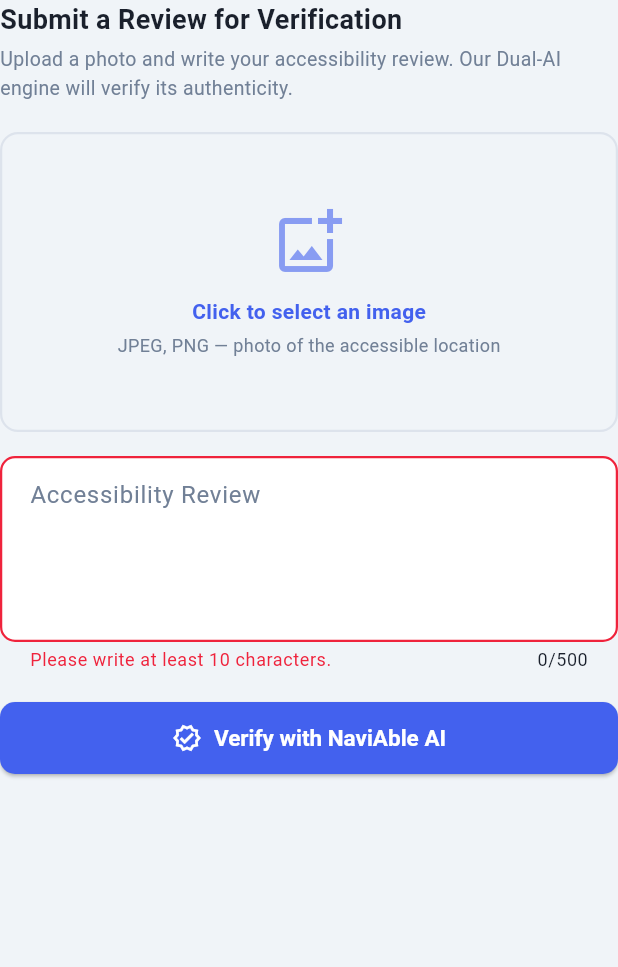
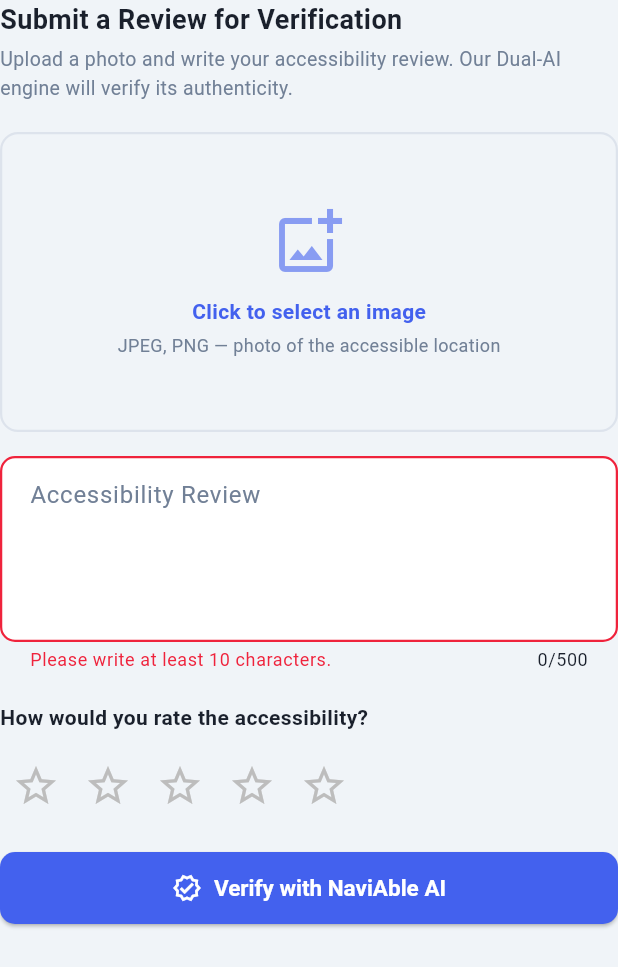
Before and after one commit to Priyanshu-Prime/NaviAble, a Flutter app: the SubmitForm widget shown alone on an empty page, opened directly, after a tap on "Verify with NaviAble AI", on a phone screen of 412 x 824 dp. Shown: the top 967 px of the screen. Run offline on Flutter 3.47's test engine with Material 3 defaults, Android fonts, the phone set to English and light mode, and no system bars; our stand-ins replace cached_network_image, dio, flutter_image_compress, flutter_riverpod, geolocator, go_router and 3 more; missing offline and left inert: a package.

Commit message:
Rating updated

```diff
--- a/frontend/lib/providers/verify_provider.dart
+++ b/frontend/lib/providers/verify_provider.dart
@@ -12,7 +12,6 @@
 import 'dart:typed_data';
 import 'package:flutter_riverpod/flutter_riverpod.dart';
 import 'package:flutter_image_compress/flutter_image_compress.dart';
-import 'package:uuid/uuid.dart';
 
 import '../api/api_client.dart';
 import '../models/verification_models.dart';
@@ -88,18 +87,18 @@
   /// 1. Compresses the raw [imageBytes] to JPEG at 85 % quality to reduce
   ///    file size before upload.  This is critical to prevent CUDA OOM on
   ///    the target GTX 1650 Ti (4 GB VRAM).
-  /// 2. Generates a random location UUID (demo context — real app would pass
-  ///    the location ID from a location selection screen).
-  /// 3. Calls the API and transitions state accordingly.
+  /// 2. Calls the API and transitions state accordingly.
   ///
   /// Parameters:
   /// - [imageBytes]: Raw image bytes from [ImagePicker].
   /// - [imageFilename]: Original filename for the multipart field.
-  /// - [textReview]: The user's written review text.
+  /// - [review]: The user's written review text.
+  /// - [rating]: The user's accessibility rating (1-5 stars).
   Future<void> submit({
     required List<int> imageBytes,
     required String imageFilename,
-    required String textReview,
+    required String review,
+    required int rating,
   }) async {
     state = const VerifyLoading();
 
@@ -116,16 +115,13 @@
         format: CompressFormat.jpeg,
       );
 
-      // ── Step 2: Generate location UUID ────────────────────────────────
-      final locationId = const Uuid().v4();
-
-      // ── Step 3: Call API ──────────────────────────────────────────────
+      // ── Step 2: Call API ──────────────────────────────────────────────
       final apiClient = ref.read(apiClientProvider);
       final response = await apiClient.verify(
         imageBytes: compressed,
         imageFilename: imageFilename,
-        textReview: textReview,
-        locationId: locationId,
+        review: review,
+        rating: rating,
       );
 
       state = VerifySuccess(response);
--- a/frontend/lib/widgets/submit_form.dart
+++ b/frontend/lib/widgets/submit_form.dart
@@ -22,6 +22,7 @@
 
 import '../providers/verify_provider.dart';
 import '../theme/app_theme.dart';
+import './star_rating.dart';
 
 /// The primary submission form for NaviAble.
 ///
@@ -43,6 +44,7 @@
   /// are transient UI state that does not need to live in a Riverpod provider.
   Uint8List? _imageBytes;
   String _imageFilename = '';
+  int? _rating;
 
   final _imagePicker = ImagePicker();
 
@@ -96,11 +98,21 @@
       );
       return;
     }
+    if (_rating == null) {
+      ScaffoldMessenger.of(context).showSnackBar(
+        const SnackBar(
+          content: Text('Please select a rating (1-5 stars).'),
+          backgroundColor: NaviAbleColors.warning,
+        ),
+      );
+      return;
+    }
 
     await ref.read(verifyProvider.notifier).submit(
           imageBytes: _imageBytes!.toList(),
           imageFilename: _imageFilename.isEmpty ? 'photo.jpg' : _imageFilename,
-          textReview: _reviewController.text.trim(),
+          review: _reviewController.text.trim(),
+          rating: _rating!,
         );
   }
 
@@ -222,6 +234,30 @@
           ),
           const SizedBox(height: 20),
 
+          // ── Star rating ─────────────────────────────────────────────────
+          Semantics(
+            label: 'Rate the location accessibility',
+            child: Column(
+              crossAxisAlignment: CrossAxisAlignment.start,
+              children: [
+                const Text(
+                  'How would you rate the accessibility?',
+                  style: TextStyle(
+                    fontSize: 14,
+                    fontWeight: FontWeight.w600,
+                    color: NaviAbleColors.textPrimary,
+                  ),
+                ),
+                const SizedBox(height: 12),
+                StarRating(
+                  value: _rating,
+                  onChanged: (rating) => setState(() => _rating = rating),
+                ),
+              ],
+            ),
+          ),
+          const SizedBox(height: 20),
+
           // ── Submit button ───────────────────────────────────────────────
           Semantics(
             label: isLoading
```
